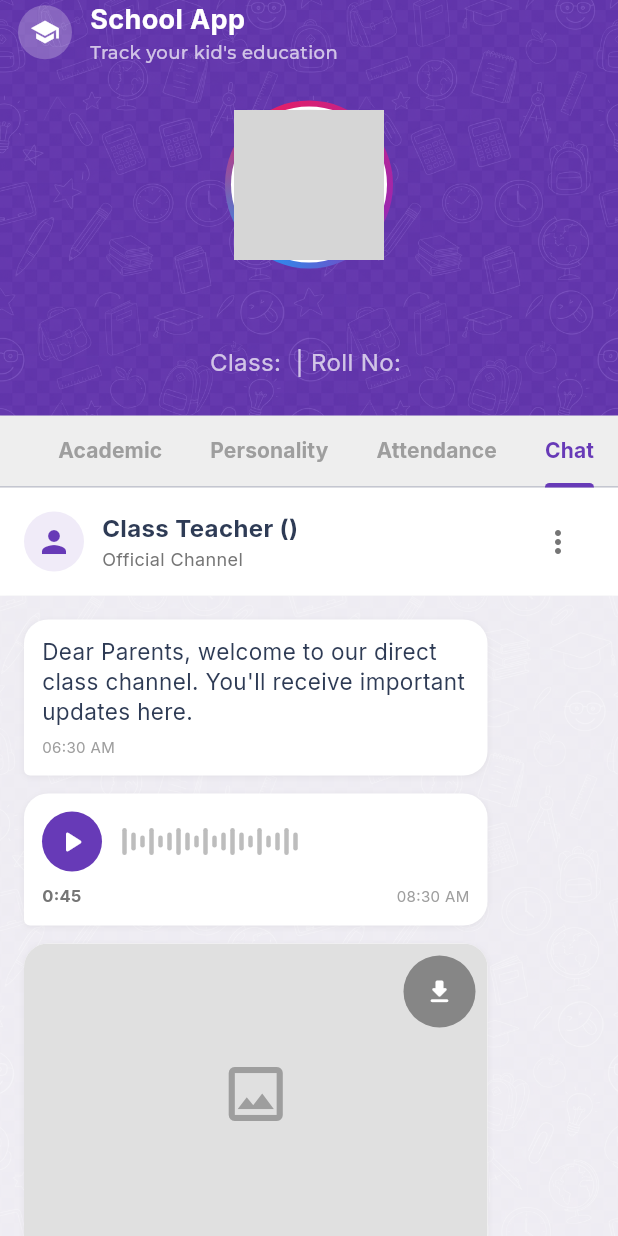
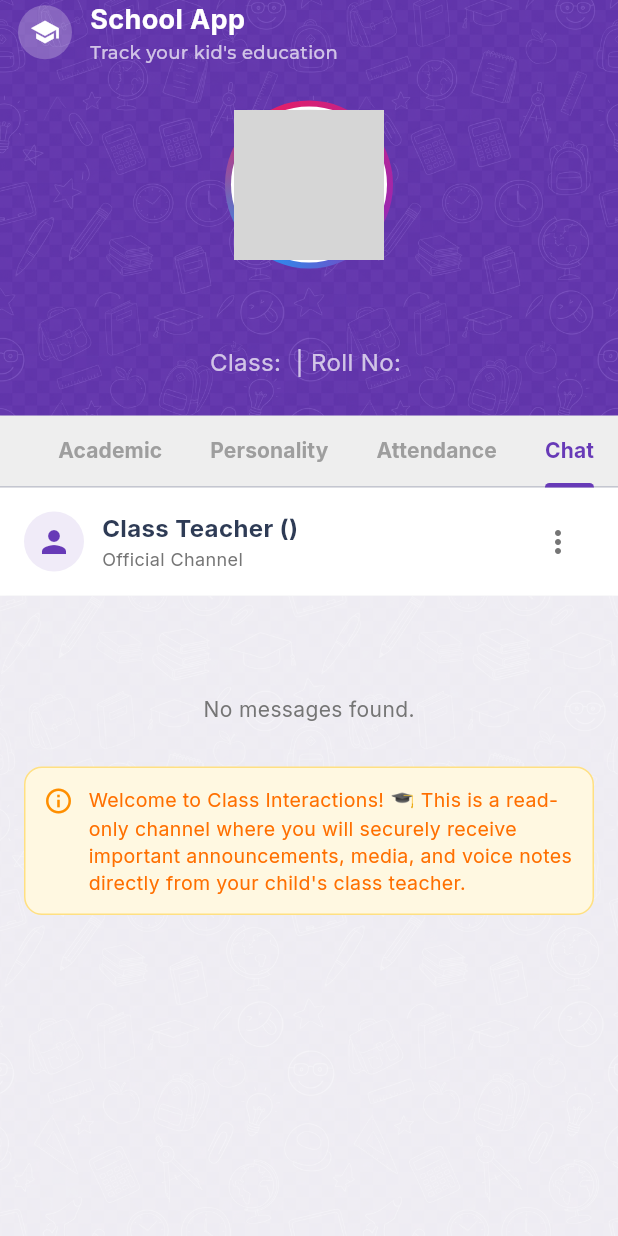
Before and after one commit to mansoorbadshah454-glitch/parent_mobile_app, a Flutter app: the KidDetailsScreen screen opened directly with empty values, tab 4 chosen, on a phone screen of 412 x 824 dp. Run offline on Flutter 3.47's test engine with Material 3 defaults, Android fonts, the phone set to English and light mode, and no system bars; our stand-ins replace audioplayers, cached_network_image, chewie, cloud_firestore, firebase_auth, firebase_core and 6 more; missing offline and left inert: flutter_file_downloader; accounts and stored records are empty; network calls fail; grey boxes are pictures that could not be loaded.

Commit message:
feat: integrate real-time teacher chat and native audio player for kids detail view

```diff
--- a/lib/features/chat/providers/chat_provider.dart
+++ b/lib/features/chat/providers/chat_provider.dart
@@ -79,3 +79,39 @@ final chatProvider = StreamProvider<List<MessageModel>>((ref) async* {
     yield messages;
   }
 });
+
+final kidChatProvider = StreamProvider.family<List<MessageModel>, String>((ref, studentId) async* {
+  final parentDataAsync = ref.watch(parentDataProvider);
+
+  if (parentDataAsync.value == null) {
+    yield [];
+    return;
+  }
+
+  final schoolId = parentDataAsync.value!.schoolId;
+  final parentId = parentDataAsync.value!.uid;
+
+  if (schoolId.isEmpty || parentId.isEmpty || studentId.isEmpty) {
+    yield [];
+    return;
+  }
+
+  final messagesStream = FirebaseFirestore.instance
+      .collection('schools')
+      .doc(schoolId)
+      .collection('messages')
+      .where('parentId', isEqualTo: parentId)
+      .where('studentId', isEqualTo: studentId)
+      .snapshots();
+
+  await for (final snapshot in messagesStream) {
+    var messages = snapshot.docs.map((doc) => MessageModel.fromMap(doc.data(), doc.id)).toList();
+    messages.sort((a, b) {
+      if (a.timestamp == null && b.timestamp == null) return 0;
+      if (a.timestamp == null) return 1;
+      if (b.timestamp == null) return -1;
+      return b.timestamp!.compareTo(a.timestamp!);
+    });
+    yield messages;
+  }
+});
--- a/lib/features/kids/widgets/chat_tab_content.dart
+++ b/lib/features/kids/widgets/chat_tab_content.dart
@@ -1,75 +1,171 @@
 import 'package:flutter/material.dart';
 import 'package:intl/intl.dart';
+import 'package:flutter_riverpod/flutter_riverpod.dart';
+import 'package:shared_preferences/shared_preferences.dart';
+import 'package:cached_network_image/cached_network_image.dart';
+import 'package:url_launcher/url_launcher.dart';
+import 'package:audioplayers/audioplayers.dart';
 import '../providers/kids_provider.dart';
+import '../../chat/providers/chat_provider.dart';
 import '../../../core/theme/theme_colors.dart';
 
-enum MessageType { text, image, voice }
+// Adding Audio Player widget
+class _AudioMessageWidget extends StatefulWidget {
+  final String url;
+  const _AudioMessageWidget({Key? key, required this.url}) : super(key: key);
 
-class MockMessage {
-  final String id;
-  final MessageType type;
-  final String content;
-  final DateTime timestamp;
-  final String duration; // For voice
+  @override
+  State<_AudioMessageWidget> createState() => _AudioMessageWidgetState();
+}
 
-  MockMessage({
-    required this.id,
-    required this.type,
-    required this.content,
-    required this.timestamp,
-    this.duration = "",
+class _AudioMessageWidgetState extends State<_AudioMessageWidget> {
+  final AudioPlayer _audioPlayer = AudioPlayer();
+  bool _isPlaying = false;
+  Duration _duration = Duration.zero;
+  Duration _position = Duration.zero;
+  bool _isLoading = false;
+
+  @override
+  void initState() {
+    super.initState();
+    _audioPlayer.onPlayerStateChanged.listen((state) {
+      if (mounted) {
+        setState(() {
+          _isPlaying = state == PlayerState.playing;
         });
       }
+    });
 
-class ChatTabContent extends StatefulWidget {
+    _audioPlayer.onDurationChanged.listen((newDuration) {
+      if (mounted) setState(() => _duration = newDuration);
+    });
+
+    _audioPlayer.onPositionChanged.listen((newPosition) {
+      if (mounted) setState(() => _position = newPosition);
+    });
+
+    // We initially load to get duration but don't play
+    _initAudio();
+  }
+
+  Future<void> _initAudio() async {
+    try {
+      await _audioPlayer.setSourceUrl(widget.url);
+    } catch (e) {
+      debugPrint("Error loading audio: $e");
+    }
+  }
+
+  @override
+  void dispose() {
+    _audioPlayer.dispose();
+    super.dispose();
+  }
+
+  String _formatDuration(Duration d) {
+    String twoDigits(int n) => n.toString().padLeft(2, '0');
+    final minutes = twoDigits(d.inMinutes.remainder(60));
+    final seconds = twoDigits(d.inSeconds.remainder(60));
+    return "$minutes:$seconds";
+  }
+
+  @override
+  Widget build(BuildContext context) {
+    return Column(
+      crossAxisAlignment: CrossAxisAlignment.start,
+      mainAxisSize: MainAxisSize.min,
+      children: [
+        Row(
+          children: [
+            GestureDetector(
+              onTap: () async {
+                if (_isPlaying) {
+                  await _audioPlayer.pause();
+                } else {
+                  setState(() => _isLoading = true);
+                  await _audioPlayer.play(UrlSource(widget.url));
+                  setState(() => _isLoading = false);
+                }
+              },
+              child: CircleAvatar(
+                radius: 20,
+                backgroundColor: ThemeColors.primaryPurple,
+                child: _isLoading
+                    ? const SizedBox(width: 20, height: 20, child: CircularProgressIndicator(color: Colors.white, strokeWidth: 2))
+                    : Icon(_isPlaying ? Icons.pause_rounded : Icons.play_arrow_rounded, color: Colors.white),
+              ),
+            ),
+            const SizedBox(width: 12),
+            Expanded(
+              child: SliderTheme(
+                data: SliderThemeData(
+                  trackHeight: 2.0,
+                  thumbShape: const RoundSliderThumbShape(enabledThumbRadius: 6.0),
+                  activeTrackColor: ThemeColors.primaryPurple,
+                  inactiveTrackColor: Colors.grey.shade300,
+                  thumbColor: ThemeColors.primaryPurple,
+                ),
+                child: Slider(
+                  min: 0.0,
+                  max: _duration.inMilliseconds > 0 ? _duration.inMilliseconds.toDouble() : 1.0,
+                  value: _position.inMilliseconds > 0 && _position.inMilliseconds <= _duration.inMilliseconds
+                      ? _position.inMilliseconds.toDouble()
+                      : 0.0,
+                  onChanged: (value) {
+                    _audioPlayer.seek(Duration(milliseconds: value.toInt()));
+                  },
+                ),
+              ),
+            ),
+          ],
+        ),
+        const SizedBox(height: 8),
+        Text(
+          _formatDuration(_position.inSeconds > 0 ? _position : _duration),
+          style: TextStyle(
+            fontSize: 11,
+            color: Colors.grey.shade600,
+            fontWeight: FontWeight.bold,
+          ),
+        ),
+      ],
+    );
+  }
+}
+
+class ChatTabContent extends ConsumerStatefulWidget {
   final KidData kid;
 
   const ChatTabContent({Key? key, required this.kid}) : super(key: key);
 
   @override
-  State<ChatTabContent> createState() => _ChatTabContentState();
+  ConsumerState<ChatTabContent> createState() => _ChatTabContentState();
 }
 
-class _ChatTabContentState extends State<ChatTabContent> {
+class _ChatTabContentState extends ConsumerState<ChatTabContent> {
   bool _isSelectionMode = false;
   final Set<String> _selectedMessageIds = {};
-
-  List<MockMessage> _messages = [];
+  Set<String> _hiddenMessageIds = {};
 
   @override
   void initState() {
     super.initState();
-    _loadMockMessages();
+    _loadHiddenMessages();
   }
 
-  void _loadMockMessages() {
-    _messages = [
-      MockMessage(
-        id: '1',
-        type: MessageType.text,
-        content: "Dear Parents, welcome to our direct class channel. You'll receive important updates here.",
-        timestamp: DateTime.now().subtract(const Duration(days: 3, hours: 4)),
-      ),
-      MockMessage(
-        id: '2',
-        type: MessageType.voice,
-        content: "Voice note",
-        duration: "0:45",
-        timestamp: DateTime.now().subtract(const Duration(days: 1, hours: 2)),
-      ),
-      MockMessage(
-        id: '3',
-        type: MessageType.image,
-        content: "mock",
-        timestamp: DateTime.now().subtract(const Duration(hours: 5)),
-      ),
-      MockMessage(
-        id: '4',
-        type: MessageType.text,
-        content: "Just a friendly reminder about the science project deadline coming up this Friday!",
-        timestamp: DateTime.now().subtract(const Duration(minutes: 30)),
-      ),
-    ];
+  Future<void> _loadHiddenMessages() async {
+    final prefs = await SharedPreferences.getInstance();
+    final hiddenList = prefs.getStringList('hidden_messages_${widget.kid.id}') ?? [];
+    if (mounted) {
+      setState(() {
+        _hiddenMessageIds = hiddenList.toSet();
+      });
+    }
+  }
+
+  Future<void> _saveHiddenMessages() async {
+    final prefs = await SharedPreferences.getInstance();
+    await prefs.setStringList('hidden_messages_${widget.kid.id}', _hiddenMessageIds.toList());
   }
 
   void _toggleSelectionMode() {
@@ -93,13 +189,14 @@ class _ChatTabContentState extends State<ChatTabContent> {
 
   void _deleteSelected() {
     setState(() {
-      _messages.removeWhere((msg) => _selectedMessageIds.contains(msg.id));
+      _hiddenMessageIds.addAll(_selectedMessageIds);
       _isSelectionMode = false;
       _selectedMessageIds.clear();
     });
+    _saveHiddenMessages();
   }
 
-  void _clearHistory() {
+  void _clearHistory(List<MessageModel> currentMessages) {
     showDialog(
       context: context,
       builder: (ctx) => AlertDialog(
@@ -113,8 +210,9 @@ class _ChatTabContentState extends State<ChatTabContent> {
           TextButton(
             onPressed: () {
               setState(() {
-                _messages.clear();
+                _hiddenMessageIds.addAll(currentMessages.map((e) => e.id));
               });
+              _saveHiddenMessages();
               Navigator.pop(ctx);
             },
             child: const Text("Clear All", style: TextStyle(color: Colors.red)),
@@ -126,6 +224,8 @@ class _ChatTabContentState extends State<ChatTabContent> {
 
   @override
   Widget build(BuildContext context) {
+    final chatAsync = ref.watch(kidChatProvider(widget.kid.id));
+
     return Column(
       children: [
         // Top Action Bar
@@ -177,13 +277,16 @@ class _ChatTabContentState extends State<ChatTabContent> {
                   onPressed: _selectedMessageIds.isEmpty ? null : _deleteSelected,
                 )
               else
-                PopupMenuButton<String>(
+                chatAsync.maybeWhen(
+                  data: (messages) {
+                    final visibleMessages = messages.where((m) => !_hiddenMessageIds.contains(m.id)).toList();
+                    return PopupMenuButton<String>(
                       icon: const Icon(Icons.more_vert, color: ThemeColors.secondaryText),
                       onSelected: (value) {
                         if (value == 'select') {
                           _toggleSelectionMode();
                         } else if (value == 'clear') {
-                      _clearHistory();
+                          _clearHistory(visibleMessages);
                         }
                       },
                       itemBuilder: (context) => [
@@ -208,11 +311,13 @@ class _ChatTabContentState extends State<ChatTabContent> {
                           ),
                         ),
                       ],
+                    );
+                  },
+                  orElse: () => const SizedBox(),
                 ),
             ],
           ),
         ),
-
 
         // Chat View
         Expanded(
@@ -225,22 +330,42 @@ class _ChatTabContentState extends State<ChatTabContent> {
               ),
               color: Color(0xFFF7F7F9),
             ),
-            child: _messages.isEmpty
-                ? const Center(
+            child: chatAsync.when(
+              loading: () => const Center(child: CircularProgressIndicator()),
+              error: (err, stack) => Center(child: Text("Error: $err")),
+              data: (messages) {
+                final visibleMessages = messages.where((m) => !_hiddenMessageIds.contains(m.id)).toList();
+
+                final displayMessages = visibleMessages.reversed.toList();
+
+                if (displayMessages.isEmpty) {
+                  return ListView(
+                    padding: const EdgeInsets.all(16),
+                    children: [
+                       const SizedBox(height: 50),
+                       const Center(
                         child: Text(
                           "No messages found.",
                           style: TextStyle(color: ThemeColors.secondaryText),
                         ),
-                  )
-                : ListView.builder(
+                      ),
+                      const SizedBox(height: 20),
+                      _buildInfoBadge(),
+                    ],
+                  );
+                }
+
+                return ListView.builder(
                   padding: const EdgeInsets.all(16),
-                    itemCount: _messages.length + 1,
+                  itemCount: displayMessages.length + 1,
                   itemBuilder: (context, index) {
-                      if (index == _messages.length) {
+                    if (index == displayMessages.length) {
                       return _buildInfoBadge();
                     }
-                      final msg = _messages[index];
+                    final msg = displayMessages[index];
                     return _buildMessageRow(msg);
+                  },
+                );
               },
             ),
           ),
@@ -304,7 +429,7 @@ class _ChatTabContentState extends State<ChatTabContent> {
     );
   }
 
-  Widget _buildMessageRow(MockMessage msg) {
+  Widget _buildMessageRow(MessageModel msg) {
     bool isSelected = _selectedMessageIds.contains(msg.id);
 
     return Padding(
@@ -387,8 +512,88 @@ class _ChatTabContentState extends State<ChatTabContent> {
     );
   }
 
-  Widget _buildBubbleContent(MockMessage msg) {
-    if (msg.type == MessageType.text) {
+  Widget _buildBubbleContent(MessageModel msg) {
+    if (msg.attachmentType != null) {
+      final type = msg.attachmentType!.toLowerCase();
+      if (type == 'audio') {
+        return Padding(
+          padding: const EdgeInsets.all(12),
+          child: Column(
+            crossAxisAlignment: CrossAxisAlignment.start,
+            mainAxisSize: MainAxisSize.min,
+            children: [
+              _AudioMessageWidget(url: msg.attachmentUrl ?? ''),
+              _buildTimestampOffset(msg.timestamp),
+            ],
+          ),
+        );
+      } else if (type == 'jpg' || type == 'jpeg' || type == 'png' || type == 'gif') {
+        return Column(
+          crossAxisAlignment: CrossAxisAlignment.start,
+          mainAxisSize: MainAxisSize.min,
+          children: [
+            Container(
+              constraints: const BoxConstraints(maxHeight: 300),
+              width: double.infinity,
+              color: Colors.grey.shade300,
+              child: CachedNetworkImage(
+                imageUrl: msg.attachmentUrl ?? '',
+                fit: BoxFit.cover,
+                placeholder: (context, url) => const Center(child: CircularProgressIndicator()),
+                errorWidget: (context, url, error) => const Icon(Icons.error),
+              ),
+            ),
+            Padding(
+              padding: const EdgeInsets.fromLTRB(12, 6, 12, 10),
+              child: _buildTimestampOffset(msg.timestamp),
+            )
+          ],
+        );
+      } else {
+        // Document/File type
+        return InkWell(
+          onTap: () async {
+             if (msg.attachmentUrl != null) {
+               final uri = Uri.parse(msg.attachmentUrl!);
+               if (await canLaunchUrl(uri)) {
+                 await launchUrl(uri, mode: LaunchMode.externalApplication);
+               }
+             }
+          },
+          child: Padding(
+            padding: const EdgeInsets.all(12),
+            child: Column(
+              crossAxisAlignment: CrossAxisAlignment.start,
+              mainAxisSize: MainAxisSize.min,
+              children: [
+                Row(
+                  children: [
+                    const Icon(Icons.insert_drive_file, color: Colors.blue, size: 30),
+                    const SizedBox(width: 8),
+                    Expanded(
+                      child: Text(
+                        "Attachment (${type.toUpperCase()})",
+                        style: const TextStyle(
+                          color: Colors.blue,
+                          fontWeight: FontWeight.bold,
+                          decoration: TextDecoration.underline,
+                        ),
+                        maxLines: 1,
+                        overflow: TextOverflow.ellipsis,
+                      ),
+                    ),
+                  ],
+                ),
+                const SizedBox(height: 6),
+                _buildTimestampOffset(msg.timestamp),
+              ],
+            ),
+          ),
+        );
+      }
+    }
+
+    // Text fallback
     return Padding(
       padding: const EdgeInsets.all(12),
       child: Column(
@@ -396,7 +601,7 @@ class _ChatTabContentState extends State<ChatTabContent> {
         mainAxisSize: MainAxisSize.min,
         children: [
           Text(
-              msg.content,
+            msg.message,
             style: const TextStyle(
               fontSize: 15,
               color: ThemeColors.primaryText,
@@ -409,106 +614,9 @@ class _ChatTabContentState extends State<ChatTabContent> {
       ),
     );
   }
-    else if (msg.type == MessageType.image) {
-      return Column(
-        crossAxisAlignment: CrossAxisAlignment.start,
-        mainAxisSize: MainAxisSize.min,
-        children: [
-          // Mock Image Area
-          Container(
-            height: 200,
-            width: double.infinity,
-            color: Colors.grey.shade300,
-            child: Stack(
-              children: [
-                const Center(
-                  child: Icon(Icons.image_outlined, size: 48, color: Colors.grey),
-                ),
-                Positioned(
-                  top: 8,
-                  right: 8,
-                  child: Container(
-                    decoration: BoxDecoration(
-                      color: Colors.black.withOpacity(0.4),
-                      shape: BoxShape.circle,
-                    ),
-                    child: IconButton(
-                      icon: const Icon(Icons.download_rounded, color: Colors.white, size: 20),
-                      onPressed: () {
-                        ScaffoldMessenger.of(context).showSnackBar(
-                          const SnackBar(content: Text('Downloading to device...')),
-                        );
-                      },
-                    ),
-                  ),
-                ),
-              ],
-            ),
-          ),
-          Padding(
-            padding: const EdgeInsets.fromLTRB(12, 6, 12, 10),
-            child: _buildTimestampOffset(msg.timestamp),
-          )
-        ],
-      );
-    }
-    else if (msg.type == MessageType.voice) {
-      return Padding(
-        padding: const EdgeInsets.all(12),
-        child: Column(
-          crossAxisAlignment: CrossAxisAlignment.start,
-          mainAxisSize: MainAxisSize.min,
-          children: [
-            Row(
-              children: [
-                CircleAvatar(
-                  radius: 20,
-                  backgroundColor: ThemeColors.primaryPurple,
-                  child: const Icon(Icons.play_arrow_rounded, color: Colors.white),
-                ),
-                const SizedBox(width: 12),
-                // Mock WA Waveform Using lines
-                Expanded(
-                  child: Row(
-                    children: List.generate(20, (index) {
-                      final height = (index % 3 == 0) ? 18.0 : ((index % 2 == 0) ? 8.0 : 12.0);
-                      return Container(
-                        margin: const EdgeInsets.symmetric(horizontal: 1.5),
-                        width: 3,
-                        height: height,
-                        decoration: BoxDecoration(
-                          color: Colors.grey.shade400,
-                          borderRadius: BorderRadius.circular(1.5),
-                        ),
-                      );
-                    }),
-                  ),
-                ),
-              ],
-            ),
-            const SizedBox(height: 8),
-            Row(
-              mainAxisAlignment: MainAxisAlignment.spaceBetween,
-              children: [
-                Text(
-                  msg.duration,
-                  style: TextStyle(
-                    fontSize: 11,
-                    color: Colors.grey.shade600,
-                    fontWeight: FontWeight.bold,
-                  ),
-                ),
-                _buildTimestampOffset(msg.timestamp),
-              ],
-            )
-          ],
-        ),
-      );
-    }
-    return const SizedBox();
-  }
 
-  Widget _buildTimestampOffset(DateTime t) {
+  Widget _buildTimestampOffset(DateTime? t) {
+    if (t == null) return const SizedBox();
     return Row(
       mainAxisSize: MainAxisSize.min,
       mainAxisAlignment: MainAxisAlignment.end,
--- a/pubspec.yaml
+++ b/pubspec.yaml
@@ -48,7 +48,7 @@ dependencies:
   video_player: ^2.8.5
   chewie: ^1.8.1
   flutter_file_downloader: ^1.2.1
-
+  audioplayers: ^6.0.0
 dev_dependencies:
   flutter_test:
     sdk: flutter
```
Also changed, not shown: pubspec.lock. Lines whose indentation alone changed are shown as unchanged.
